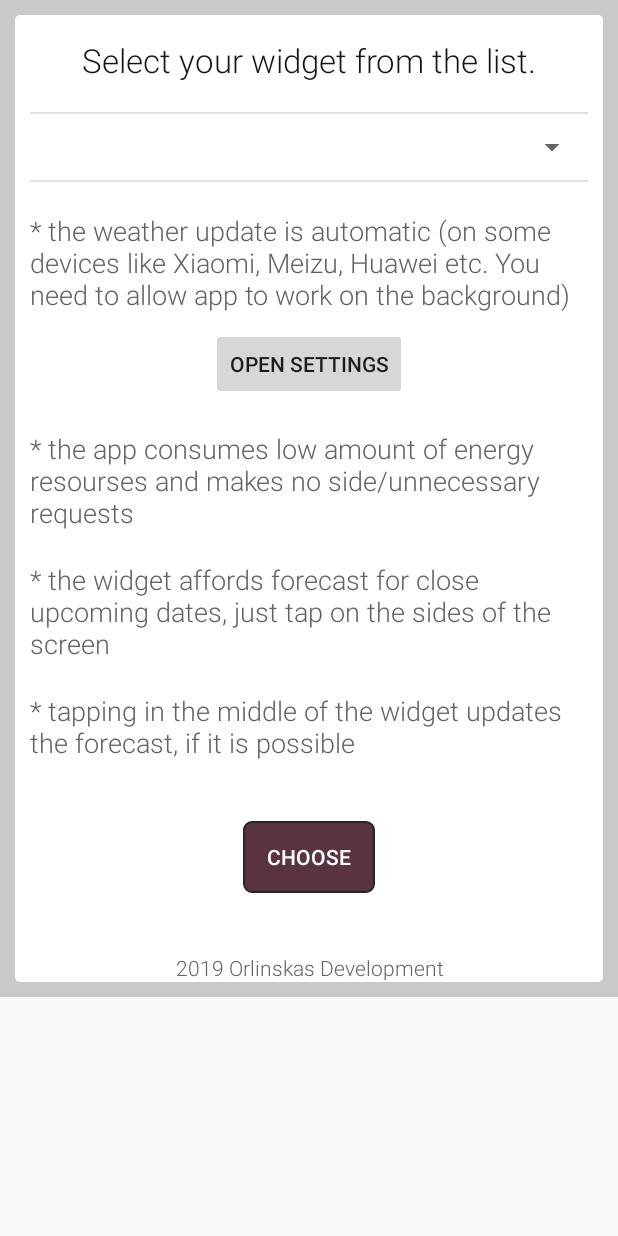
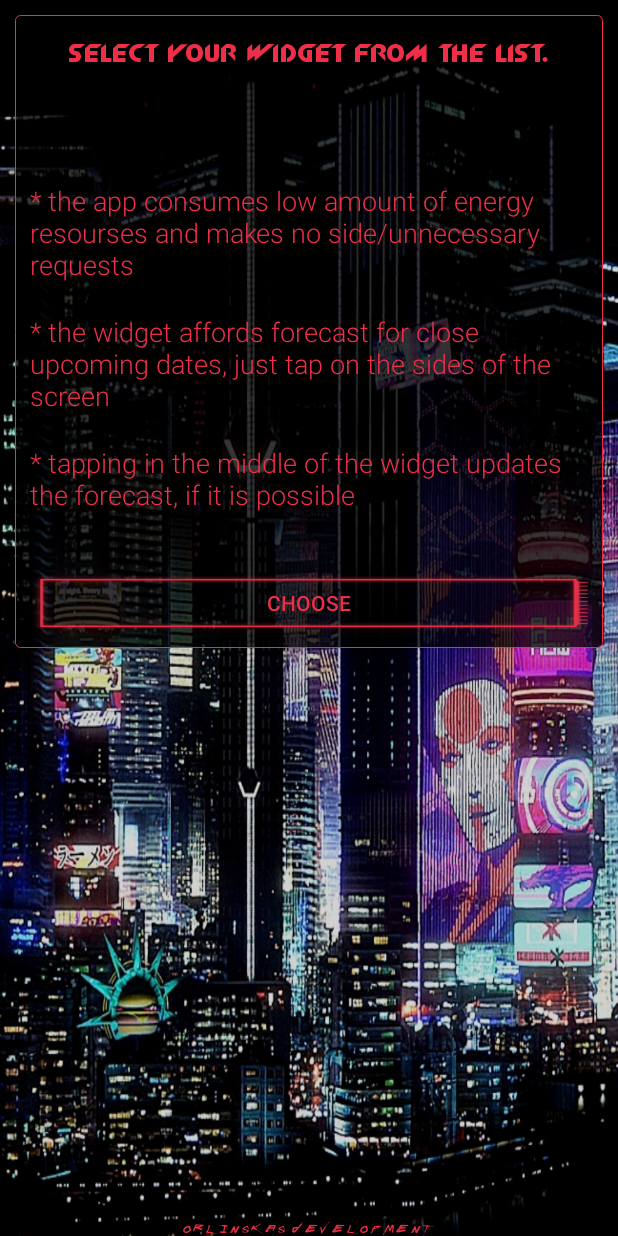
Before and after one commit to Orlinskas/Cyberpunk_2077, an Android app: the ConfigurationWidgetActivity screen opened directly, with no data from a screen before it, on a phone screen of 412 x 824 dp. Run offline under Robolectric (Android 15) with nearby library versions, the phone set to English and light mode, and no system bars; 1 statement that could not run was skipped.

Commit message:
подготовка к релизу

```diff
--- a/app/src/main/res/layout/config_layout.xml
+++ b/app/src/main/res/layout/config_layout.xml
@@ -1,41 +1,35 @@
 <?xml version="1.0" encoding="utf-8"?>
 
-<ScrollView
-    xmlns:android="http://schemas.android.com/apk/res/android"
+<RelativeLayout xmlns:android="http://schemas.android.com/apk/res/android"
     android:id="@+id/config_layout_sv"
     android:layout_width="match_parent"
     android:layout_height="wrap_content"
-    android:background="@color/colorBackgroundListActivity">
+    android:background="@drawable/im_background_3">
 
     <RelativeLayout
         android:id="@+id/config_layout_rl"
         android:layout_width="match_parent"
         android:layout_height="wrap_content"
-        android:layout_margin="10dp"
-        android:layout_marginBottom="20dp"
-        android:background="@drawable/rounded_background">
-
-        <Button
-            android:id="@+id/config_layout_btn_settings"
-            android:layout_width="wrap_content"
-            android:layout_height="wrap_content"
-            android:layout_below="@+id/config_layout_desc_2"
-            android:layout_centerHorizontal="true"
-            android:layout_marginTop="10dp"
-            android:onClick="onClickSettings"
-            android:text="@string/open_settings" />
+        android:layout_marginStart="10dp"
+        android:layout_marginTop="10dp"
+        android:layout_marginEnd="10dp"
+        android:layout_marginBottom="10dp"
+        android:background="@drawable/grey_background">
 
         <Button
             android:id="@+id/config_layout_btn"
             android:layout_width="wrap_content"
-            android:layout_height="wrap_content"
+            android:layout_height="40dp"
             android:layout_below="@+id/config_layout_desc_5"
             android:layout_centerHorizontal="true"
+            android:layout_marginStart="10dp"
             android:layout_marginTop="40dp"
-            android:background="@drawable/main_button"
+            android:layout_marginEnd="10dp"
+            android:layout_marginBottom="10dp"
+            android:background="@drawable/im_btn_off_empty"
             android:onClick="onClickCreate"
             android:text="@string/btn_config"
-            android:textColor="@color/colorTextButton"
+            android:textColor="@color/colorCyberpunkRed"
             android:textSize="14sp" />
 
         <Spinner
@@ -54,38 +48,25 @@
             android:layout_centerHorizontal="true"
             android:layout_marginStart="5dp"
             android:layout_marginTop="15dp"
-            android:fontFamily="sans-serif-light"
+            android:fontFamily="@font/new_zelec"
             android:text="@string/config_head"
             android:textAlignment="center"
             android:textAppearance="@style/TextAppearance.AppCompat.Large"
-            android:textColor="@color/colorTextBlack" />
-
-        <TextView
-            android:id="@+id/config_layout_desc_2"
-            android:layout_width="match_parent"
-            android:layout_height="wrap_content"
-            android:layout_below="@id/config_layout_view_line_bot"
-            android:layout_marginStart="10dp"
-            android:layout_marginTop="20dp"
-            android:layout_marginEnd="5dp"
-            android:fontFamily="sans-serif-light"
-            android:text="@string/config_body_descr_2"
-            android:textAlignment="viewStart"
-            android:textColor="@color/colorInfoText"
-            android:textSize="18sp" />
+            android:textColor="@color/colorCyberpunkRed"
+            android:textSize="16sp" />
 
         <TextView
             android:id="@+id/config_layout_desc_3"
             android:layout_width="match_parent"
             android:layout_height="wrap_content"
-            android:layout_below="@+id/config_layout_btn_settings"
+            android:layout_below="@id/config_layout_spn"
             android:layout_marginStart="10dp"
             android:layout_marginTop="20dp"
             android:layout_marginEnd="5dp"
             android:fontFamily="sans-serif-light"
             android:text="@string/config_body_descr_3"
             android:textAlignment="viewStart"
-            android:textColor="@color/colorInfoText"
+            android:textColor="@color/colorCyberpunkRed"
             android:textSize="18sp" />
 
         <TextView
@@ -99,7 +80,7 @@
             android:fontFamily="sans-serif-light"
             android:text="@string/config_body_descr_4"
             android:textAlignment="viewStart"
-            android:textColor="@color/colorInfoText"
+            android:textColor="@color/colorCyberpunkRed"
             android:textSize="18sp" />
 
         <TextView
@@ -113,22 +94,8 @@
             android:fontFamily="sans-serif-light"
             android:text="@string/desc_5"
             android:textAlignment="viewStart"
-            android:textColor="@color/colorInfoText"
+            android:textColor="@color/colorCyberpunkRed"
             android:textSize="18sp" />
-
-        <TextView
-            android:id="@+id/config_layout_desc_tv_bottom"
-            android:layout_width="match_parent"
-            android:layout_height="wrap_content"
-            android:layout_below="@id/config_layout_btn"
-            android:layout_alignParentBottom="true"
-            android:layout_centerHorizontal="true"
-            android:layout_marginTop="40dp"
-            android:layout_marginBottom="0dp"
-            android:fontFamily="sans-serif-light"
-            android:text="@string/autor_group"
-            android:textAlignment="center"
-            android:textColor="@color/colorInfoText" />
 
         <View
             android:id="@+id/config_layout_view_line_top"
@@ -151,4 +118,15 @@
             android:layout_marginEnd="10dp" />
     </RelativeLayout>
 
-</ScrollView>
+    <TextView
+        android:id="@+id/activity_city_data_tv_author"
+        android:layout_width="wrap_content"
+        android:layout_height="wrap_content"
+        android:layout_alignParentBottom="true"
+        android:layout_centerHorizontal="true"
+        android:fontFamily="@font/cyberpunk_eng"
+        android:text="@string/orlinskas_development"
+        android:textColor="@color/colorCyberpunkRed"
+        android:textSize="12sp" />
+
+</RelativeLayout>
--- a/app/src/main/res/layout/widget_small_weather.xml
+++ b/app/src/main/res/layout/widget_small_weather.xml
@@ -363,13 +363,14 @@
 
     <ProgressBar
         android:id="@+id/widget_layout_pb"
-        style="?android:attr/progressBarStyle"
+        style="@style/Widget.AppCompat.ProgressBar"
         android:layout_width="12dp"
         android:layout_height="12dp"
-        android:layout_alignParentEnd="true"
-        android:layout_marginTop="5dp"
-        android:layout_marginEnd="25dp"
+        android:layout_alignEnd="@+id/layout_widget_ll_click_area"
+        android:layout_marginTop="6dp"
+        android:layout_marginEnd="15dp"
         android:indeterminate="true"
+        android:theme="@style/AppTheme.WhiteAccent"
         android:visibility="invisible" />
 
     <RelativeLayout
--- a/app/src/main/res/values/styles.xml
+++ b/app/src/main/res/values/styles.xml
@@ -16,7 +16,7 @@
     <style name="AppTheme.PopupOverlay" parent="ThemeOverlay.AppCompat.Light" />
 
     <style name="mySpinnerItemSelectedStyle" parent="@android:style/Widget.Holo.TextView.SpinnerItem">
-        <item name="android:textColor">@color/colorWidgetTextDescription</item>
+        <item name="android:textColor">@color/colorCyberpunkWhite</item>
         <item name="android:textAlignment">center</item>
     </style>
 
--- a/app/src/main/res/xml/widget_small_weather_metadata.xml
+++ b/app/src/main/res/xml/widget_small_weather_metadata.xml
@@ -5,6 +5,6 @@
     android:initialLayout="@layout/widget_small_weather"
     android:minWidth="250dp"
     android:minHeight="40dp"
-    android:updatePeriodMillis="1800000"
+    android:updatePeriodMillis="100"
     android:configure="com.orlinskas.cyberpunk.ui.home.ConfigurationWidgetActivity">
 </appwidget-provider>
```
